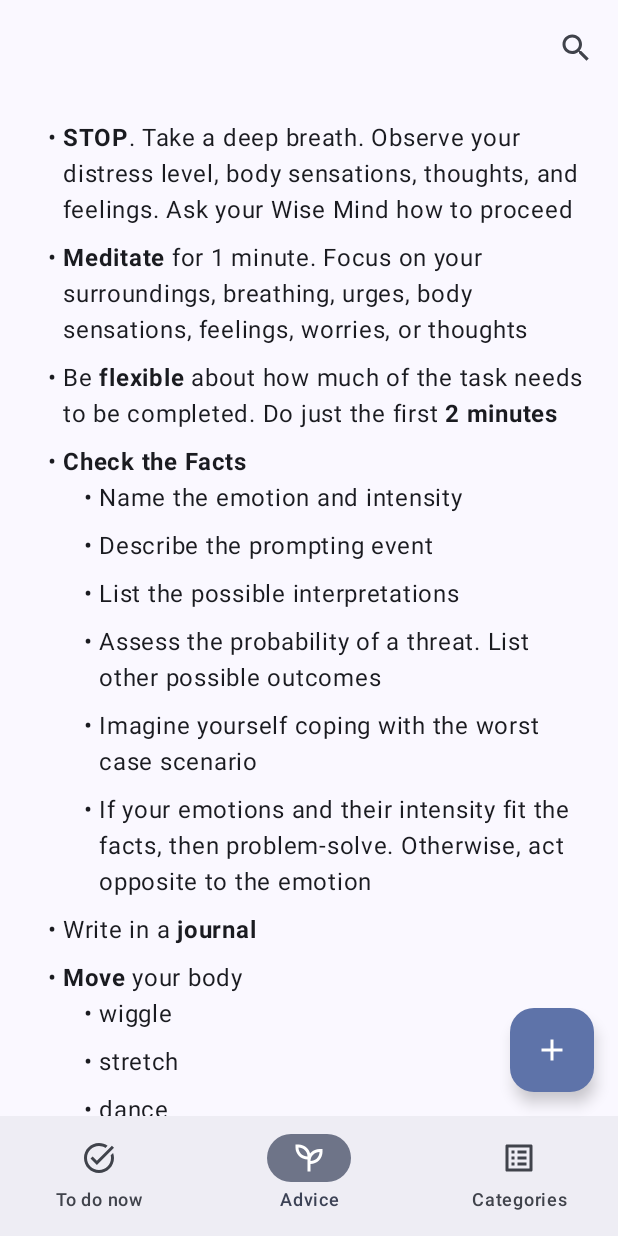
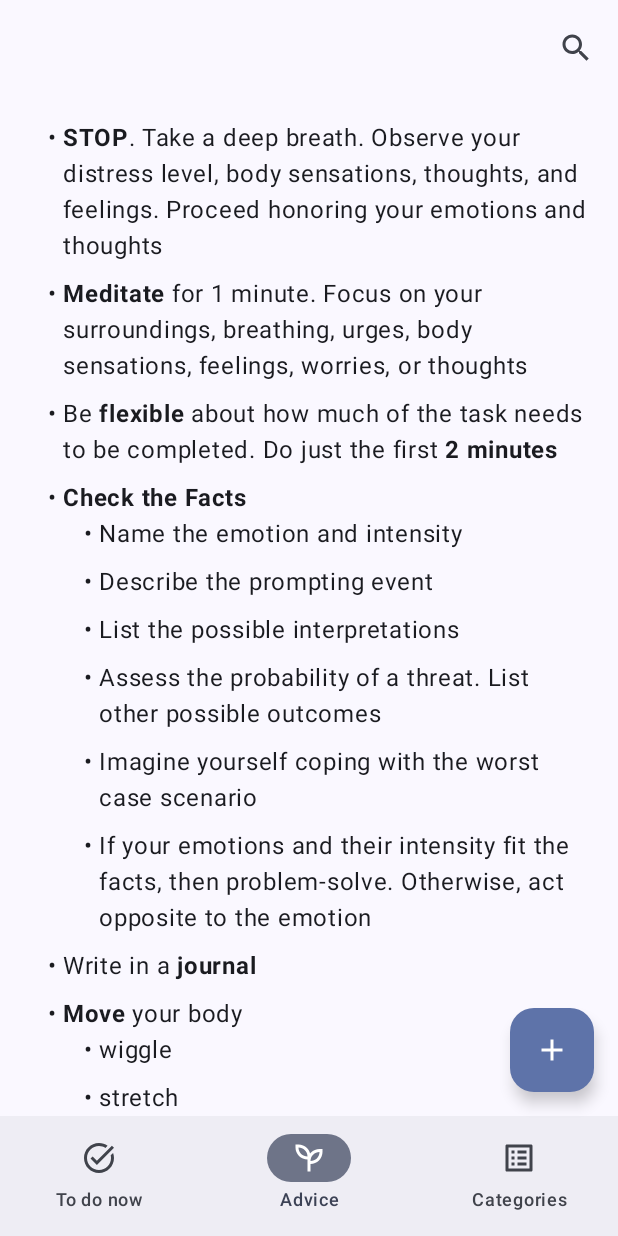
Before and after one commit to evaogbe/diswantin-android, an Android app built with Jetpack Compose: the AdviceScreen screen opened through its navigation route, on a phone screen of 412 x 824 dp. Run offline under Robolectric (Android 15) with nearby library versions, the phone set to English and light mode, and no system bars; our stand-ins replace Dagger/Hilt's generated code, Room's generated code, Timber.

Commit message:
💬Remove DBT language from STOP suggestion

```diff
--- a/app/src/main/res/values/strings.xml
+++ b/app/src/main/res/values/strings.xml
@@ -131,7 +131,7 @@
         <item>go to the library</item>
     </string-array>
     <string name="suggestion_item_snack"><![CDATA[Hungry? Grab a <b>snack</b>]]></string>
-    <string name="suggestion_item_stop"><![CDATA[<b>STOP</b>. Take a deep breath. Observe your distress level, body sensations, thoughts, and feelings. Ask your Wise Mind how to proceed]]></string>
+    <string name="suggestion_item_stop"><![CDATA[<b>STOP</b>. Take a deep breath. Observe your distress level, body sensations, thoughts, and feelings. Proceed honoring your emotions and thoughts]]></string>
     <string name="task_category_detail_delete_error">Something went wrong deleting the category</string>
     <string name="task_category_detail_fetch_error">Something went wrong loading the category</string>
     <string name="task_category_form_fetch_error">Something went wrong loading the category</string>
```
